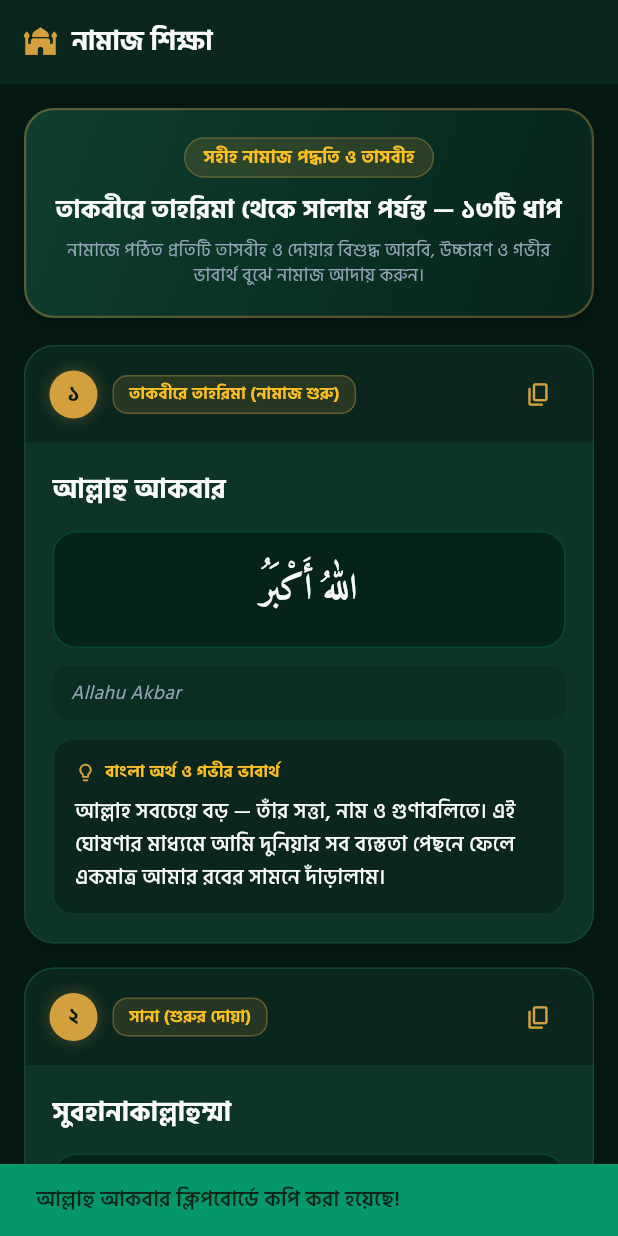
After one commit to itsianisur/Hidayah-Life-Apps, a Flutter app: the SalahGuideScreen screen opened directly, after a tap on the "content copy" icon, on a phone screen of 412 x 824 dp. The commit adds this screen. Run offline on Flutter 3.47's test engine with Material 3 defaults, Android fonts, the phone set to English and light mode, and no system bars; our stand-ins replace flutter_local_notifications, shared_preferences, timezone; missing offline and left inert: flutter_inappwebview, local_notifier; accounts and stored records are empty; network calls fail.

Commit message:
feat(flutter): add Salah Guide (নামাজ শিক্ষা) with 13 prayer steps and bump to v1.2.0

```diff
--- a/flutter/assets/data/salah_adhkar.json
+++ b/flutter/assets/data/salah_adhkar.json
@@ -107,7 +107,7 @@
       "occasion": "সালামের আগে (শেষ বৈঠক)",
       "occasionEn": "Before Salam (final sitting)",
       "title": "আল্লাহুম্মা ইন্নি যালামতু নাফসী",
-      "arabic": "اللَّهُمَّ إِنِّي ظَلَمْتُ نَفْسِي ظُلْمًا كَثِيرًا وَلَا يَغْفِرُ الذُّنُوبَ إِلَّا أَنْتَ فَاغْفِرْ লِي مَغْفِرَةً مِنْ عِنْدِكَ وَارْحَمْنِي إِنَّكَ أَنْتَ الْغَفُورُ الرَّحِيمُ",
+      "arabic": "اللَّهُمَّ إِنِّي ظَلَمْتُ نَفْسِي ظُلْمًا كَثِيرًا وَلَا يَغْفِرُ الذُّنُوبَ إِلَّا أَنْتَ فَاغْفِرْ لِي مَغْفِرَةً مِنْ عِنْدِكَ وَارْحَمْنِي إِنَّكَ أَنْتَ الْغَفُورُ الرَّحِيمُ",
       "transliteration": "Allahumma inni zalamtu nafsi zulman kathira, wa la yaghfirudh-dhunuba illa ant, faghfirli maghfiratan min indik, warhamni, innaka antal-Ghafurur-Rahim.",
       "banglaMeaning": "হে আল্লাহ! আমি নিজের ওপর অনেক জুলুম করেছি। আপনি ছাড়া কেউ গুনাহ ক্ষমা করতে পারে না। আপনার পক্ষ থেকে আমাকে ক্ষমা করুন ও দয়া করুন। নিশ্চয়ই আপনিই ক্ষমাশীল, পরম দয়ালু।"
     },
--- a/flutter/lib/constants/app_strings.dart
+++ b/flutter/lib/constants/app_strings.dart
@@ -3,6 +3,7 @@ class AppStrings {
     'bn': {
       'appName': 'হেদায়েত লাইফ',
       'prayerTimes': 'নামাজের সময়সূচি',
+      'salahGuide': 'নামাজ শিক্ষা',
       'duasAndSurahs': 'দোয়া ও সূরা',
       'platform': 'ওয়েবসাইট',
       'settings': 'সেটিংস',
@@ -45,6 +46,7 @@ class AppStrings {
     'en': {
       'appName': 'Hidayah Life',
       'prayerTimes': 'Prayer Times',
+      'salahGuide': 'Salah Guide',
       'duasAndSurahs': 'Dua & Surah',
       'platform': 'Platform',
       'settings': 'Settings',
--- /dev/null
+++ b/flutter/lib/models/salah_step.dart
@@ -0,0 +1,41 @@
+class SalahStep {
+  final int order;
+  final String occasion;
+  final String occasionEn;
+  final String title;
+  final String arabic;
+  final String transliteration;
+  final String banglaMeaning;
+
+  const SalahStep({
+    required this.order,
+    required this.occasion,
+    required this.occasionEn,
+    required this.title,
+    required this.arabic,
+    required this.transliteration,
+    required this.banglaMeaning,
+  });
+
+  factory SalahStep.fromJson(Map<String, dynamic> json) {
+    return SalahStep(
+      order: json['order'] as int,
+      occasion: json['occasion'] as String,
+      occasionEn: json['occasionEn'] as String,
+      title: json['title'] as String,
+      arabic: json['arabic'] as String,
+      transliteration: json['transliteration'] as String,
+      banglaMeaning: json['banglaMeaning'] as String,
+    );
+  }
+
+  Map<String, dynamic> toJson() => {
+        'order': order,
+        'occasion': occasion,
+        'occasionEn': occasionEn,
+        'title': title,
+        'arabic': arabic,
+        'transliteration': transliteration,
+        'banglaMeaning': banglaMeaning,
+      };
+}
--- a/flutter/lib/screens/home_nav_screen.dart
+++ b/flutter/lib/screens/home_nav_screen.dart
@@ -3,6 +3,7 @@ import '../constants/app_colors.dart';
 import '../constants/app_strings.dart';
 import '../services/storage_service.dart';
 import 'prayer_times_screen.dart';
+import 'salah_guide_screen.dart';
 import 'dua_list_screen.dart';
 import 'platform_webview_screen.dart';
 
@@ -37,6 +38,7 @@ class _HomeNavScreenState extends State<HomeNavScreen> {
         index: _currentIndex,
         children: const [
           PrayerTimesScreen(),
+          SalahGuideScreen(),
           DuaListScreen(),
           PlatformWebviewScreen(),
         ],
@@ -65,13 +67,13 @@ class _HomeNavScreenState extends State<HomeNavScreen> {
               labelTextStyle: WidgetStateProperty.resolveWith((states) {
                 if (states.contains(WidgetState.selected)) {
                   return const TextStyle(
-                    fontSize: 12,
+                    fontSize: 11,
                     fontWeight: FontWeight.bold,
                     color: AppColors.goldLight,
                   );
                 }
                 return const TextStyle(
-                  fontSize: 12,
+                  fontSize: 11,
                   fontWeight: FontWeight.w500,
                   color: AppColors.textSecondary,
                 );
@@ -101,6 +103,11 @@ class _HomeNavScreenState extends State<HomeNavScreen> {
                   label: AppStrings.get('prayerTimes', _lang),
                 ),
                 NavigationDestination(
+                  icon: const Icon(Icons.mosque_outlined),
+                  selectedIcon: const Icon(Icons.mosque_rounded),
+                  label: AppStrings.get('salahGuide', _lang),
+                ),
+                NavigationDestination(
                   icon: const Icon(Icons.menu_book_outlined),
                   selectedIcon: const Icon(Icons.menu_book_rounded),
                   label: AppStrings.get('duasAndSurahs', _lang),
--- /dev/null
+++ b/flutter/lib/screens/salah_guide_screen.dart
@@ -0,0 +1,356 @@
+import 'package:flutter/material.dart';
+import 'package:flutter/services.dart';
+import '../constants/app_colors.dart';
+import '../constants/app_strings.dart';
+import '../models/salah_step.dart';
+import '../services/salah_guide_service.dart';
+
+class SalahGuideScreen extends StatefulWidget {
+  const SalahGuideScreen({super.key});
+
+  @override
+  State<SalahGuideScreen> createState() => _SalahGuideScreenState();
+}
+
+class _SalahGuideScreenState extends State<SalahGuideScreen> {
+  final SalahGuideService _service = SalahGuideService();
+  bool _isLoading = true;
+
+  @override
+  void initState() {
+    super.initState();
+    _loadSteps();
+  }
+
+  Future<void> _loadSteps() async {
+    await _service.init();
+    if (mounted) {
+      setState(() => _isLoading = false);
+    }
+  }
+
+  void _copyStepToClipboard(SalahStep step) {
+    final buffer = StringBuffer();
+    buffer.writeln('ধাপ ${step.order}: ${step.occasion} — ${step.title}');
+    buffer.writeln();
+    buffer.writeln('আরবি:');
+    buffer.writeln(step.arabic);
+    buffer.writeln();
+    buffer.writeln('উচ্চারণ:');
+    buffer.writeln(step.transliteration);
+    buffer.writeln();
+    buffer.writeln('বাংলা অর্থ:');
+    buffer.writeln(step.banglaMeaning);
+
+    Clipboard.setData(ClipboardData(text: buffer.toString()));
+    ScaffoldMessenger.of(context).showSnackBar(
+      SnackBar(
+        content: Text(
+          '${step.title} ক্লিপবোর্ডে কপি করা হয়েছে!',
+          style: const TextStyle(fontWeight: FontWeight.w600),
+        ),
+        backgroundColor: AppColors.emeraldDark,
+        duration: const Duration(seconds: 2),
+      ),
+    );
+  }
+
+  @override
+  Widget build(BuildContext context) {
+    return Scaffold(
+      backgroundColor: AppColors.background,
+      appBar: AppBar(
+        backgroundColor: AppColors.surface,
+        elevation: 0,
+        title: const Row(
+          children: [
+            Icon(Icons.mosque_rounded, color: AppColors.gold, size: 22),
+            SizedBox(width: 10),
+            Text(
+              'নামাজ শিক্ষা',
+              style: TextStyle(
+                fontSize: 18,
+                fontWeight: FontWeight.bold,
+                color: AppColors.textPrimary,
+              ),
+            ),
+          ],
+        ),
+      ),
+      body: _isLoading
+          ? const Center(
+              child: CircularProgressIndicator(color: AppColors.gold),
+            )
+          : ListView(
+              padding: const EdgeInsets.symmetric(horizontal: 16, vertical: 16),
+              children: [
+                // Header Banner
+                Container(
+                  padding: const EdgeInsets.all(18),
+                  decoration: BoxDecoration(
+                    gradient: const LinearGradient(
+                      colors: [Color(0xFF0F3E2F), Color(0xFF07241B)],
+                      begin: Alignment.topLeft,
+                      end: Alignment.bottomRight,
+                    ),
+                    borderRadius: BorderRadius.circular(20),
+                    border: Border.all(
+                      color: AppColors.gold.withAlpha(90),
+                      width: 1.5,
+                    ),
+                    boxShadow: [
+                      BoxShadow(
+                        color: Colors.black.withAlpha(90),
+                        blurRadius: 14,
+                        offset: const Offset(0, 4),
+                      ),
+                    ],
+                  ),
+                  child: Column(
+                    children: [
+                      Container(
+                        padding: const EdgeInsets.symmetric(horizontal: 12, vertical: 4),
+                        decoration: BoxDecoration(
+                          color: AppColors.gold.withAlpha(40),
+                          borderRadius: BorderRadius.circular(20),
+                          border: Border.all(color: AppColors.gold.withAlpha(80)),
+                        ),
+                        child: const Text(
+                          'সহীহ নামাজ পদ্ধতি ও তাসবীহ',
+                          style: TextStyle(
+                            fontSize: 12,
+                            fontWeight: FontWeight.bold,
+                            color: AppColors.goldLight,
+                          ),
+                        ),
+                      ),
+                      const SizedBox(height: 10),
+                      const Text(
+                        'তাকবীরে তাহরিমা থেকে সালাম পর্যন্ত — ১৩টি ধাপ',
+                        style: TextStyle(
+                          fontSize: 17,
+                          fontWeight: FontWeight.bold,
+                          color: AppColors.textPrimary,
+                          letterSpacing: 0.3,
+                        ),
+                        textAlign: TextAlign.center,
+                      ),
+                      const SizedBox(height: 6),
+                      const Text(
+                        'নামাজে পঠিত প্রতিটি তাসবীহ ও দোয়ার বিশুদ্ধ আরবি, উচ্চারণ ও গভীর ভাবার্থ বুঝে নামাজ আদায় করুন।',
+                        style: TextStyle(
+                          fontSize: 12,
+                          color: AppColors.textSecondary,
+                          height: 1.4,
+                        ),
+                        textAlign: TextAlign.center,
+                      ),
+                    ],
+                  ),
+                ),
+                const SizedBox(height: 18),
+
+                // 13 Steps in Salah Order
+                ..._service.steps.map((step) => _buildStepCard(step)),
+
+                const SizedBox(height: 24),
+              ],
+            ),
+    );
+  }
+
+  Widget _buildStepCard(SalahStep step) {
+    final bnOrder = AppStrings.toBanglaNumber(step.order.toString());
+
+    return Container(
+      margin: const EdgeInsets.only(bottom: 16),
+      decoration: BoxDecoration(
+        color: AppColors.card,
+        borderRadius: BorderRadius.circular(20),
+        border: Border.all(color: AppColors.cardBorder.withAlpha(120)),
+        boxShadow: [
+          BoxShadow(
+            color: Colors.black.withAlpha(70),
+            blurRadius: 10,
+            offset: const Offset(0, 3),
+          ),
+        ],
+      ),
+      child: Column(
+        crossAxisAlignment: CrossAxisAlignment.stretch,
+        children: [
+          // Step Header Bar
+          Container(
+            padding: const EdgeInsets.symmetric(horizontal: 16, vertical: 12),
+            decoration: BoxDecoration(
+              color: AppColors.surface,
+              borderRadius: const BorderRadius.vertical(top: Radius.circular(20)),
+              border: Border(
+                bottom: BorderSide(color: AppColors.cardBorder.withAlpha(80)),
+              ),
+            ),
+            child: Row(
+              children: [
+                // Step Number Circle
+                Container(
+                  width: 32,
+                  height: 32,
+                  decoration: BoxDecoration(
+                    color: AppColors.gold,
+                    shape: BoxShape.circle,
+                    boxShadow: [
+                      BoxShadow(
+                        color: AppColors.gold.withAlpha(80),
+                        blurRadius: 8,
+                      ),
+                    ],
+                  ),
+                  child: Center(
+                    child: Text(
+                      bnOrder,
+                      style: const TextStyle(
+                        fontSize: 14,
+                        fontWeight: FontWeight.bold,
+                        color: Color(0xFF041A13),
+                      ),
+                    ),
+                  ),
+                ),
+                const SizedBox(width: 10),
+
+                // Gold Occasion Badge
+                Container(
+                  padding: const EdgeInsets.symmetric(horizontal: 10, vertical: 4),
+                  decoration: BoxDecoration(
+                    color: AppColors.gold.withAlpha(35),
+                    borderRadius: BorderRadius.circular(10),
+                    border: Border.all(color: AppColors.gold.withAlpha(90)),
+                  ),
+                  child: Text(
+                    step.occasion,
+                    style: const TextStyle(
+                      fontSize: 11,
+                      fontWeight: FontWeight.bold,
+                      color: AppColors.goldLight,
+                    ),
+                  ),
+                ),
+                const Spacer(),
+
+                // Copy Button
+                IconButton(
+                  tooltip: 'কপি করুন',
+                  icon: const Icon(Icons.copy_rounded, color: AppColors.gold, size: 18),
+                  visualDensity: VisualDensity.compact,
+                  onPressed: () => _copyStepToClipboard(step),
+                ),
+              ],
+            ),
+          ),
+
+          // Content Body
+          Padding(
+            padding: const EdgeInsets.all(18),
+            child: Column(
+              crossAxisAlignment: CrossAxisAlignment.stretch,
+              children: [
+                // Title
+                Text(
+                  step.title,
+                  style: const TextStyle(
+                    fontSize: 18,
+                    fontWeight: FontWeight.bold,
+                    color: AppColors.textPrimary,
+                  ),
+                ),
+                const SizedBox(height: 14),
+
+                // LARGE Arabic Text (Amiri Font)
+                Container(
+                  padding: const EdgeInsets.symmetric(horizontal: 16, vertical: 14),
+                  decoration: BoxDecoration(
+                    color: const Color(0xFF062319),
+                    borderRadius: BorderRadius.circular(16),
+                    border: Border.all(color: AppColors.emeraldPrimary.withAlpha(60)),
+                  ),
+                  child: Text(
+                    step.arabic,
+                    textAlign: TextAlign.center,
+                    textDirection: TextDirection.rtl,
+                    style: const TextStyle(
+                      fontFamily: 'Amiri',
+                      fontSize: 24,
+                      height: 2.0,
+                      fontWeight: FontWeight.w600,
+                      color: AppColors.textPrimary,
+                      letterSpacing: 0.5,
+                    ),
+                  ),
+                ),
+                const SizedBox(height: 12),
+
+                // Transliteration (Muted font)
+                Container(
+                  padding: const EdgeInsets.symmetric(horizontal: 12, vertical: 8),
+                  decoration: BoxDecoration(
+                    color: AppColors.surface.withAlpha(120),
+                    borderRadius: BorderRadius.circular(10),
+                  ),
+                  child: Text(
+                    step.transliteration,
+                    style: const TextStyle(
+                      fontSize: 13,
+                      height: 1.5,
+                      color: AppColors.textSecondary,
+                      fontStyle: FontStyle.italic,
+                    ),
+                  ),
+                ),
+                const SizedBox(height: 12),
+
+                // Bangla Meaning Card
+                Container(
+                  padding: const EdgeInsets.all(14),
+                  decoration: BoxDecoration(
+                    color: AppColors.surface,
+                    borderRadius: BorderRadius.circular(14),
+                    border: Border.all(color: AppColors.cardBorder.withAlpha(90)),
+                  ),
+                  child: Column(
+                    crossAxisAlignment: CrossAxisAlignment.start,
+                    children: [
+                      const Row(
+                        children: [
+                          Icon(Icons.lightbulb_outline_rounded, size: 14, color: AppColors.gold),
+                          SizedBox(width: 6),
+                          Text(
+                            'বাংলা অর্থ ও গভীর ভাবার্থ',
+                            style: TextStyle(
+                              fontSize: 11,
+                              fontWeight: FontWeight.bold,
+                              color: AppColors.goldLight,
+                            ),
+                          ),
+                        ],
+                      ),
+                      const SizedBox(height: 6),
+                      Text(
+                        step.banglaMeaning,
+                        style: const TextStyle(
+                          fontSize: 14,
+                          height: 1.6,
+                          fontWeight: FontWeight.w500,
+                          color: AppColors.textPrimary,
+                        ),
+                      ),
+                    ],
+                  ),
+                ),
+              ],
+            ),
+          ),
+        ],
+      ),
+    );
+  }
+}
--- /dev/null
+++ b/flutter/lib/services/salah_guide_service.dart
@@ -0,0 +1,28 @@
+import 'dart:convert';
+import 'package:flutter/services.dart';
+import '../models/salah_step.dart';
+
+class SalahGuideService {
+  static final SalahGuideService _instance = SalahGuideService._internal();
+  factory SalahGuideService() => _instance;
+  SalahGuideService._internal();
+
+  List<SalahStep> _steps = [];
+  bool _isLoaded = false;
+
+  List<SalahStep> get steps => List.unmodifiable(_steps);
+  bool get isLoaded => _isLoaded;
+
+  Future<void> init() async {
+    if (_isLoaded) return;
+
+    final jsonString = await rootBundle.loadString('assets/data/salah_adhkar.json');
+    final Map<String, dynamic> data = jsonDecode(jsonString);
+    final List<dynamic> items = data['items'] as List<dynamic>;
+
+    _steps = items.map((e) => SalahStep.fromJson(e as Map<String, dynamic>)).toList();
+    _steps.sort((a, b) => a.order.compareTo(b.order));
+
+    _isLoaded = true;
+  }
+}
--- a/flutter/pubspec.yaml
+++ b/flutter/pubspec.yaml
@@ -2,7 +2,7 @@ name: hidayah_life
 description: "Hidayah Life - Free-forever Islamic native app with prayer times, duas, surahs, and platform access."
 publish_to: 'none'
 
-version: 1.1.1+3
+version: 1.2.0+4
 
 environment:
   sdk: '>=3.3.0 <4.0.0'
```
Also changed, not shown: 1 other file.
